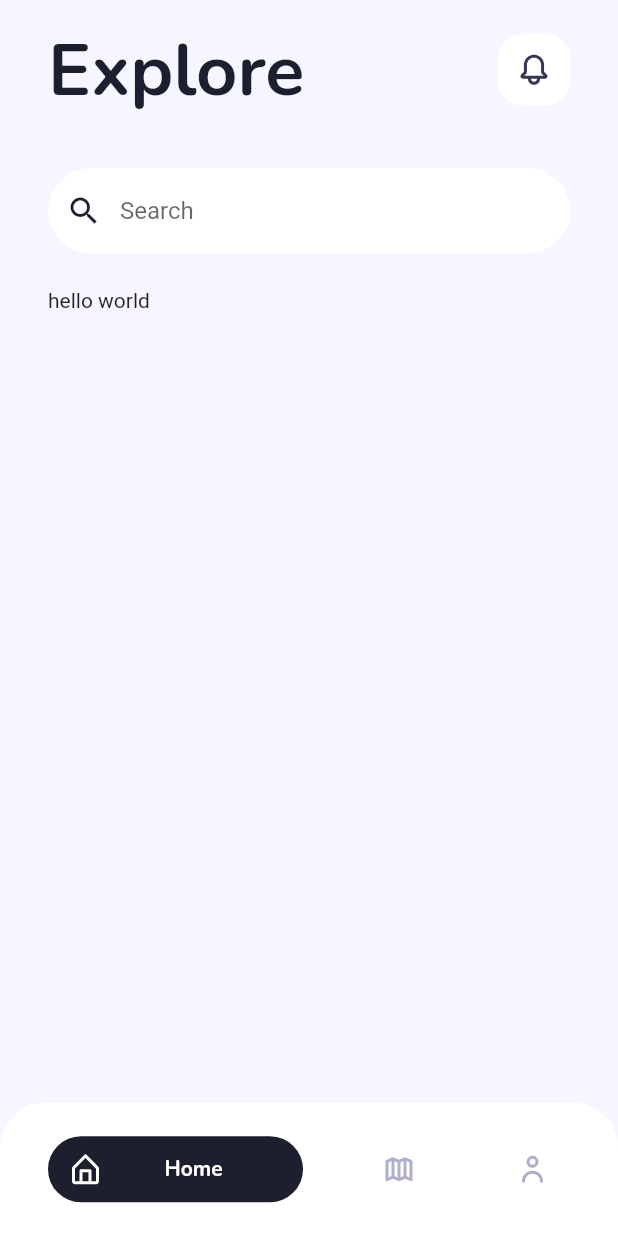
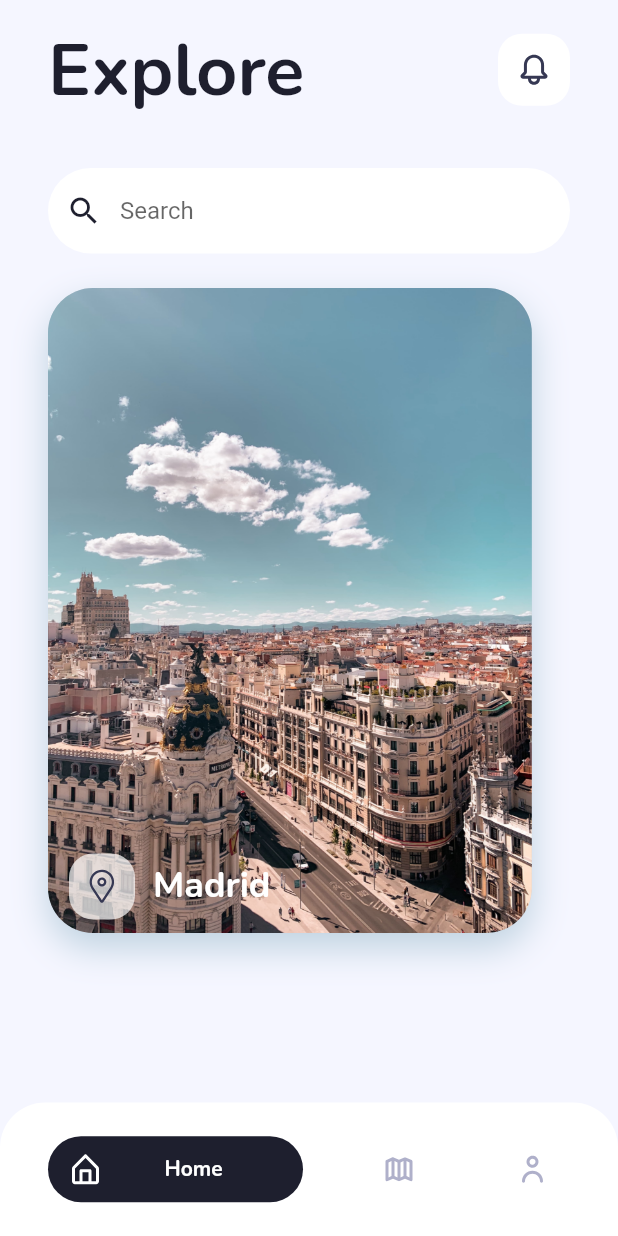
Before and after one commit to dikaMuharman/travel-apps, a Flutter app: the screen it shows after launch, on a phone screen of 412 x 824 dp. Run offline on Flutter 3.47's test engine with Material 2 defaults, Android fonts, the phone set to English and light mode, and no system bars; our stand-ins replace flutter_svg, google_fonts.

Commit message:
TODO: finishing home screen

```diff
--- a/lib/screen/home/home_screen.dart
+++ b/lib/screen/home/home_screen.dart
@@ -1,8 +1,8 @@
 import 'package:flutter/material.dart';
 import 'package:flutter_svg/svg.dart';
-import 'package:scroll_snap_list/scroll_snap_list.dart';
 import 'package:travel_apps/constants.dart';
 import 'package:travel_apps/models/Wisata.dart';
+import 'package:travel_apps/widgets/custom_icon_button.dart';
 
 import 'widget/heading_widget.dart';
 import 'widget/bottom_navigation_bar.dart';
@@ -22,7 +22,7 @@ class _HomeScreenState extends State<HomeScreen> {
       backgroundColor: kAccentColor,
       body: SafeArea(
         child: Container(
-          padding: EdgeInsets.symmetric(horizontal: 32),
+          margin: EdgeInsets.symmetric(horizontal: 32),
           child: ListView(
             children: [
               SizedBox(
@@ -36,7 +36,58 @@ class _HomeScreenState extends State<HomeScreen> {
               SizedBox(
                 height: 23,
               ),
-              Expanded(child: Text("hello world")),
+              Expanded(
+                child: Stack(
+                  children: [
+                    Container(
+                      decoration: BoxDecoration(
+                        borderRadius: BorderRadius.circular(30),
+                        boxShadow: [
+                          BoxShadow(
+                            color: Color(0xff6D9CB1).withOpacity(.4),
+                            offset: Offset(0, 10),
+                            blurRadius: 20,
+                          )
+                        ],
+                        color: Colors.black.withOpacity(0.1),
+                      ),
+                      child: ClipRRect(
+                        borderRadius: BorderRadius.circular(30),
+                        child: Image.asset(
+                          "assets/images/madrid.jpg",
+                          height: 430,
+                          fit: BoxFit.cover,
+                        ),
+                      ),
+                    ),
+                    Positioned(
+                      bottom: 15,
+                      left: 70,
+                      child: Text(
+                        'Madrid',
+                        style: kTitleStyle.copyWith(color: Colors.white),
+                      ),
+                    ),
+                    Positioned(
+                      bottom: 9,
+                      left: 14,
+                      width: 44,
+                      height: 44,
+                      child: Container(
+                        width: 44,
+                        height: 44,
+                        alignment: Alignment.center,
+                        decoration: BoxDecoration(
+                          color: Colors.white.withOpacity(0.7),
+                          borderRadius: BorderRadius.circular(16),
+                        ),
+                        child: SvgPicture.asset(
+                            'assets/icons/cil_location-pin.svg'),
+                      ),
+                    ),
+                  ],
+                ),
+              ),
             ],
           ),
         ),
@@ -45,41 +96,3 @@ class _HomeScreenState extends State<HomeScreen> {
     );
   }
 }
-
-class ImageItemWidget extends StatelessWidget {
-  const ImageItemWidget({
-    Key? key,
-  }) : super(key: key);
-
-  @override
-  Widget build(BuildContext context) {
-    return Column(
-      children: [
-        Container(
-          width: 240,
-          height: 350,
-          margin: EdgeInsets.only(bottom: 18),
-          decoration: BoxDecoration(
-            boxShadow: [
-              BoxShadow(
-                color: Color(0xff6D9CB1).withOpacity(0.4),
-                offset: Offset(0, 10),
-                blurRadius: 10,
-              )
-            ],
-            shape: BoxShape.rectangle,
-            borderRadius: BorderRadius.circular(30),
-            image: DecorationImage(
-              image: AssetImage('assets/images/madrid.jpg'),
-              fit: BoxFit.cover,
-            ),
-          ),
-        ),
-        Text(
-          'Madrid',
-          style: kTitleStyle,
-        ),
-      ],
-    );
-  }
-}
```
